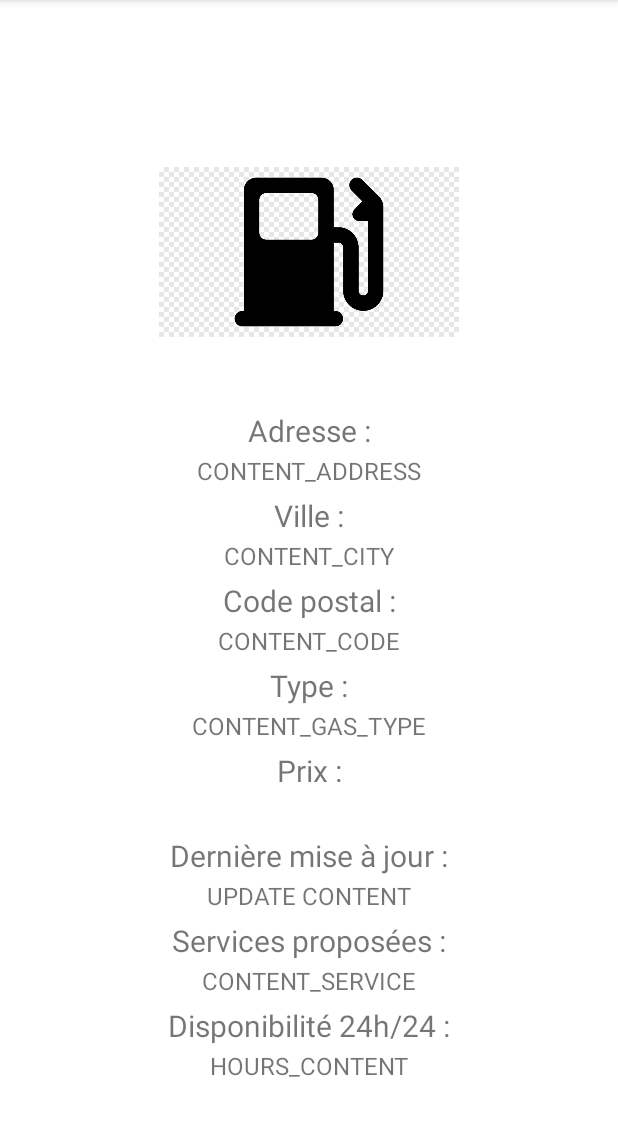
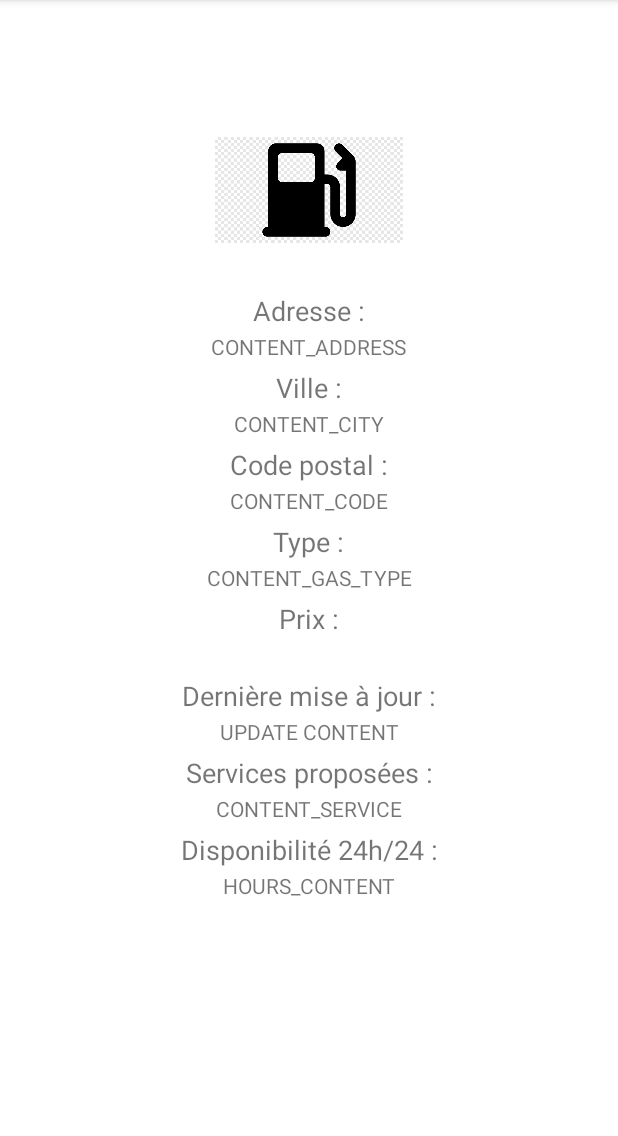
Before and after one commit to RakelTAFA/Android_Java_Station_Essence, an Android app: the GasStationDetailedActivity screen opened directly, with no data from a screen before it, on a phone screen of 412 x 824 dp, the part 84-1220 px from its top. Run offline under Robolectric (Android 15) with nearby library versions, the phone set to English and light mode, and no system bars; 8 statements that could not run were skipped.

```diff
--- a/app/src/main/res/layout/activity_gas_station_detailed.xml
+++ b/app/src/main/res/layout/activity_gas_station_detailed.xml
@@ -8,11 +8,11 @@
 
     <ImageView
         android:id="@+id/detail_logo"
-        android:layout_width="200dp"
-        android:layout_height="200dp"
+        android:layout_width="125dp"
+        android:layout_height="125dp"
         android:src="@drawable/carburant"
         app:layout_constraintHorizontal_bias="0.5"
-        app:layout_constraintVertical_bias="0.12"
+        app:layout_constraintVertical_bias="0.10"
         app:layout_constraintStart_toStartOf="parent"
         app:layout_constraintEnd_toEndOf="parent"
         app:layout_constraintTop_toTopOf="parent"
@@ -27,7 +27,7 @@
         android:layout_width="wrap_content"
         android:layout_height="wrap_content"
         android:text="Adresse :"
-        android:textSize="20sp"
+        android:textSize="18sp"
         app:layout_constraintEnd_toEndOf="parent"
         app:layout_constraintStart_toStartOf="parent"
         tools:layout_editor_absoluteY="268dp" />
@@ -41,7 +41,7 @@
         android:layout_width="wrap_content"
         android:layout_height="wrap_content"
         android:text="CONTENT_ADDRESS"
-        android:textSize="16sp"
+        android:textSize="14sp"
         app:layout_constraintEnd_toEndOf="parent"
         app:layout_constraintStart_toStartOf="parent"
         tools:layout_editor_absoluteY="292dp" />
@@ -55,7 +55,7 @@
         android:layout_width="wrap_content"
         android:layout_height="wrap_content"
         android:text="Ville :"
-        android:textSize="20sp"
+        android:textSize="18sp"
         app:layout_constraintEnd_toEndOf="parent"
         app:layout_constraintStart_toStartOf="parent"
         tools:layout_editor_absoluteY="268dp" />
@@ -69,7 +69,7 @@
         android:layout_width="wrap_content"
         android:layout_height="wrap_content"
         android:text="CONTENT_CITY"
-        android:textSize="16sp"
+        android:textSize="14sp"
         app:layout_constraintEnd_toEndOf="parent"
         app:layout_constraintStart_toStartOf="parent"
         tools:layout_editor_absoluteY="292dp" />
@@ -83,7 +83,7 @@
         android:layout_width="wrap_content"
         android:layout_height="wrap_content"
         android:text="Code postal :"
-        android:textSize="20sp"
+        android:textSize="18sp"
         app:layout_constraintEnd_toEndOf="parent"
         app:layout_constraintStart_toStartOf="parent"
         tools:layout_editor_absoluteY="268dp" />
@@ -97,7 +97,7 @@
         android:layout_width="wrap_content"
         android:layout_height="wrap_content"
         android:text="CONTENT_CODE"
-        android:textSize="16sp"
+        android:textSize="14sp"
         app:layout_constraintEnd_toEndOf="parent"
         app:layout_constraintStart_toStartOf="parent"
         tools:layout_editor_absoluteY="292dp" />
@@ -111,7 +111,7 @@
         android:layout_width="wrap_content"
         android:layout_height="wrap_content"
         android:text="Type :"
-        android:textSize="20sp"
+        android:textSize="18sp"
         app:layout_constraintEnd_toEndOf="parent"
         app:layout_constraintStart_toStartOf="parent"
         tools:layout_editor_absoluteY="268dp" />
@@ -125,7 +125,7 @@
         android:layout_width="wrap_content"
         android:layout_height="wrap_content"
         android:text="CONTENT_GAS_TYPE"
-        android:textSize="16sp"
+        android:textSize="14sp"
         app:layout_constraintEnd_toEndOf="parent"
         app:layout_constraintStart_toStartOf="parent"
         tools:layout_editor_absoluteY="292dp" />
@@ -139,7 +139,7 @@
         android:layout_width="wrap_content"
         android:layout_height="wrap_content"
         android:text="Prix :"
-        android:textSize="20sp"
+        android:textSize="18sp"
         app:layout_constraintEnd_toEndOf="parent"
         app:layout_constraintStart_toStartOf="parent"
         tools:layout_editor_absoluteY="268dp" />
@@ -153,7 +153,7 @@
         android:layout_width="wrap_content"
         android:layout_height="wrap_content"
         android:text="PRICE VALUE CONTENT"
-        android:textSize="16sp"
+        android:textSize="14sp"
         app:layout_constraintEnd_toEndOf="parent"
         app:layout_constraintStart_toStartOf="parent"
         tools:layout_editor_absoluteY="292dp" />
@@ -167,7 +167,7 @@
         android:layout_width="wrap_content"
         android:layout_height="wrap_content"
         android:text="Dernière mise à jour :"
-        android:textSize="20sp"
+        android:textSize="18sp"
         app:layout_constraintEnd_toEndOf="parent"
         app:layout_constraintStart_toStartOf="parent"
         tools:layout_editor_absoluteY="268dp" />
@@ -181,7 +181,7 @@
         android:layout_width="wrap_content"
         android:layout_height="wrap_content"
         android:text="UPDATE CONTENT"
-        android:textSize="16sp"
+        android:textSize="14sp"
         app:layout_constraintEnd_toEndOf="parent"
         app:layout_constraintStart_toStartOf="parent"
         tools:layout_editor_absoluteY="292dp" />
@@ -195,7 +195,7 @@
         android:layout_width="wrap_content"
         android:layout_height="wrap_content"
         android:text="Services proposées :"
-        android:textSize="20sp"
+        android:textSize="18sp"
         app:layout_constraintEnd_toEndOf="parent"
         app:layout_constraintStart_toStartOf="parent"
         tools:layout_editor_absoluteY="268dp" />
@@ -209,7 +209,7 @@
         android:layout_width="wrap_content"
         android:layout_height="wrap_content"
         android:text="CONTENT_SERVICE"
-        android:textSize="16sp"
+        android:textSize="14sp"
         app:layout_constraintEnd_toEndOf="parent"
         app:layout_constraintStart_toStartOf="parent"
         tools:layout_editor_absoluteY="292dp" />
@@ -223,7 +223,7 @@
         android:layout_width="wrap_content"
         android:layout_height="wrap_content"
         android:text="Disponibilité 24h/24 :"
-        android:textSize="20sp"
+        android:textSize="18sp"
         app:layout_constraintEnd_toEndOf="parent"
         app:layout_constraintStart_toStartOf="parent"
         tools:layout_editor_absoluteY="268dp" />
@@ -237,7 +237,7 @@
         android:layout_width="wrap_content"
         android:layout_height="wrap_content"
         android:text="HOURS_CONTENT"
-        android:textSize="16sp"
+        android:textSize="14sp"
         app:layout_constraintEnd_toEndOf="parent"
         app:layout_constraintStart_toStartOf="parent"
         tools:layout_editor_absoluteY="292dp" />
```
Also changed, not shown: app/src/main/AndroidManifest.xml (+9 -6 lines), app/src/main/java/com/example/androidprojectgasstations/GasStationMapActivity.java (added, +44 -0 lines), app/src/main/java/com/example/androidprojectgasstations/GasStationsActivity.java (+3 -6 lines), app/src/main/java/com/example/androidprojectgasstations/fragment/GasStationMapFragment.java (deleted, +0 -65 lines), app/src/main/res/layout/activity_gas_station_map.xml (renamed from app/src/main/res/layout/fragment_gas_station_map.xml, +4 -4 lines).
